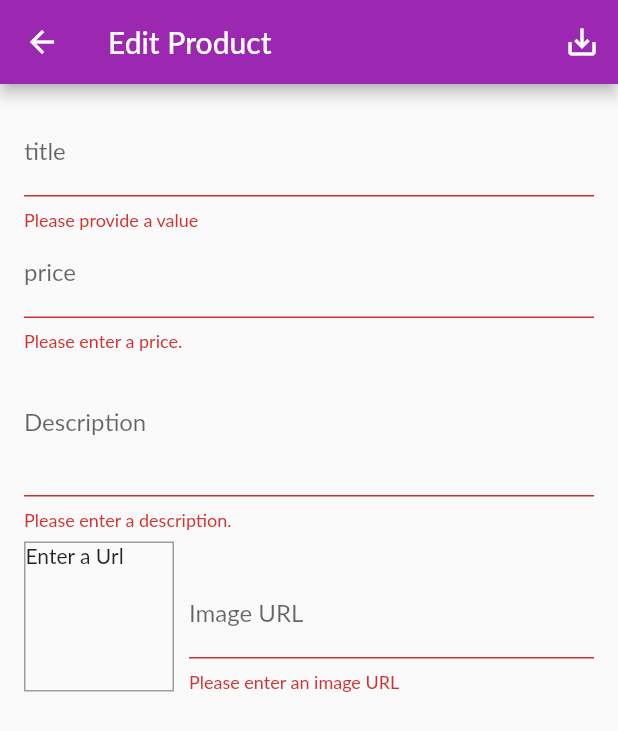
After one commit to momenamiin/my_shop_app, a Flutter app: the EditProductScreen screen opened by its route, after a tap on the "save alt" icon, on a phone screen of 412 x 824 dp. The commit adds this screen. Shown: the top 731 px of the screen. Run offline on Flutter 3.47's test engine with Material 2 defaults, Android fonts, the phone set to English and light mode, and no system bars; network calls fail; Roboto replaces fonts that are missing (Lato).

Commit message:
new update

```diff
--- a/lib/main.dart
+++ b/lib/main.dart
@@ -1,5 +1,6 @@
 import 'package:flutter/material.dart';
 import 'package:my_shop/provider/orders.dart';
+import 'package:my_shop/screens/edit_product_screen.dart';
 import 'package:my_shop/screens/orders_screen.dart';
 import 'screens/products_overview_screen.dart';
 import 'screens/product_details_screen.dart';
@@ -7,6 +8,7 @@ import 'package:provider/provider.dart';
 import 'provider/products_provider.dart';
 import 'provider/cart.dart';
 import 'screens/cart_screen.dart';
+import "screens/user_products_Screen.dart";
 
 void main() => runApp(MyApp());
 
@@ -36,6 +38,8 @@ class MyApp extends StatelessWidget {
           ProductDetalisScreeen.id: (context) => ProductDetalisScreeen(),
           CartScreen.routeName: (context) => CartScreen(),
           OrderScreen.routeName: (context) => OrderScreen(),
+          EditProductScreen.routename: (context) => EditProductScreen(),
+          UserProductsScreen.routeName: (context) => UserProductsScreen(),
         },
       ),
     );
--- a/lib/provider/products_provider.dart
+++ b/lib/provider/products_provider.dart
@@ -45,7 +45,31 @@ class ProductsProvider with ChangeNotifier {
     return _list.where((product) => product.isFavorite).toList();
   }
 
-  void addproduct() {
+  void addproduct(Product product) {
+    final newProduct = Product(
+      title: product.title,
+      price: product.price,
+      description: product.description,
+      imageUrl: product.imageUrl,
+      id: DateTime.now().toString(),
+    );
+    _list.add(newProduct);
+
+    notifyListeners();
+  }
+
+  void updateProduct(String id, Product newproduct) {
+    final prodidex = _list.indexWhere((prod) => prod.id == id);
+    if (prodidex >= 0) {
+      _list[prodidex] = newproduct;
+      notifyListeners();
+    } else {
+      print('....');
+    }
+  }
+
+  void deleteProduct(String id) {
+    _list.removeWhere((prod) => prod.id == id);
     notifyListeners();
   }
 
--- /dev/null
+++ b/lib/screens/edit_product_screen.dart
@@ -0,0 +1,258 @@
+import 'package:flutter/material.dart';
+import 'package:flutter/services.dart';
+import 'package:my_shop/provider/products.dart';
+import 'package:provider/provider.dart';
+import '../provider/products.dart';
+import '../provider/products_provider.dart';
+
+class EditProductScreen extends StatefulWidget {
+  static const routename = './editproductscreen';
+  @override
+  _EditProductScreenState createState() => _EditProductScreenState();
+}
+
+class _EditProductScreenState extends State<EditProductScreen> {
+  final _priceFocusNode = FocusNode();
+  final _descriptionFocusNode = FocusNode();
+  final _imageUrlControler = TextEditingController();
+  final _imageUrlFocuseNode = FocusNode();
+  final _form = GlobalKey<FormState>();
+  var _editedProduct = Product(
+    id: null,
+    title: '',
+    price: 0,
+    description: '',
+    imageUrl: '',
+  );
+
+  @override
+  void dispose() {
+    _imageUrlFocuseNode.removeListener(_updateImageUrl);
+    _priceFocusNode.dispose();
+    _descriptionFocusNode.dispose();
+    _imageUrlControler.dispose();
+    _imageUrlFocuseNode.dispose();
+    super.dispose();
+  }
+
+  void _updateImageUrl() {
+    if (!_imageUrlFocuseNode.hasFocus) {
+      setState(() {});
+    }
+  }
+
+  @override
+  void initState() {
+    _imageUrlFocuseNode.addListener(_updateImageUrl);
+    super.initState();
+  }
+
+  var _initValues = {
+    'title': '',
+    'description': '',
+    'price': '',
+    'imageUrl': '',
+  };
+  var _isinit = true;
+  @override
+  void didChangeDependencies() {
+    if (_isinit) {
+      final productId = ModalRoute.of(context).settings.arguments as String;
+      if (productId != null) {
+        _editedProduct = Provider.of<ProductsProvider>(context, listen: false)
+            .findById(productId);
+        _initValues = {
+          'title': _editedProduct.title,
+          'description': _editedProduct.description,
+          'price': _editedProduct.price.toString(),
+          //'imageUrl': _editedProduct.imageUrl,
+          'imageUrl': ''
+        };
+        _imageUrlControler.text = _editedProduct.imageUrl;
+      }
+    }
+    _isinit = false;
+    super.didChangeDependencies();
+  }
+
+  void _saveForm() {
+    final isValed = _form.currentState.validate();
+    if (!isValed) {
+      return;
+    }
+    _form.currentState.save();
+    if (_editedProduct.id != null) {
+      Provider.of<ProductsProvider>(context, listen: false)
+          .updateProduct(_editedProduct.id, _editedProduct);
+    } else {
+      Provider.of<ProductsProvider>(context, listen: false)
+          .addproduct(_editedProduct);
+    }
+    Navigator.of(context).pop();
+  }
+
+  @override
+  Widget build(BuildContext context) {
+    return Scaffold(
+      appBar: AppBar(
+        title: Text('Edit Product'),
+        actions: <Widget>[
+          IconButton(
+            icon: Icon(
+              Icons.save_alt,
+              color: Colors.white,
+            ),
+            onPressed: _saveForm,
+          )
+        ],
+      ),
+      body: Padding(
+        padding: const EdgeInsets.all(16.0),
+        child: Form(
+          key: _form,
+          child: ListView(
+            children: <Widget>[
+              TextFormField(
+                initialValue: _initValues['title'],
+                decoration: InputDecoration(labelText: 'title'),
+                textInputAction: TextInputAction.next,
+                onFieldSubmitted: (_) =>
+                    FocusScope.of(context).requestFocus(_priceFocusNode),
+                validator: (value) {
+                  if (value.isEmpty) {
+                    return 'Please provide a value';
+                  } else {
+                    return null;
+                  }
+                },
+                onSaved: (value) => _editedProduct = Product(
+                  title: value,
+                  price: _editedProduct.price,
+                  description: _editedProduct.description,
+                  imageUrl: _editedProduct.imageUrl,
+                  id: _editedProduct.id,
+                  isFavorite: _editedProduct.isFavorite,
+                ),
+              ),
+              TextFormField(
+                initialValue: _initValues['price'],
+                decoration: InputDecoration(labelText: 'price'),
+                keyboardType: TextInputType.number,
+                textInputAction: TextInputAction.next,
+                focusNode: _priceFocusNode,
+                onFieldSubmitted: (_) =>
+                    FocusScope.of(context).requestFocus(_descriptionFocusNode),
+                onSaved: (value) => _editedProduct = Product(
+                  title: _editedProduct.title,
+                  price: double.parse(value),
+                  description: _editedProduct.description,
+                  imageUrl: _editedProduct.imageUrl,
+                  id: _editedProduct.id,
+                  isFavorite: _editedProduct.isFavorite,
+                ),
+                validator: (value) {
+                  if (value.isEmpty) {
+                    return 'Please enter a price.';
+                  }
+                  if (double.tryParse(value) == null) {
+                    return 'Please enter a valid number.';
+                  }
+                  if (double.parse(value) <= 0) {
+                    return 'Please Enter a number greater than zero';
+                  } else {
+                    return null;
+                  }
+                },
+              ),
+              TextFormField(
+                initialValue: _initValues['description'],
+                decoration: InputDecoration(labelText: 'Description'),
+                maxLines: 3,
+                keyboardType: TextInputType.multiline,
+                focusNode: _descriptionFocusNode,
+                onSaved: (value) => _editedProduct = Product(
+                  title: _editedProduct.title,
+                  price: _editedProduct.price,
+                  description: value,
+                  imageUrl: _editedProduct.imageUrl,
+                  id: _editedProduct.id,
+                  isFavorite: _editedProduct.isFavorite,
+                ),
+                validator: (value) {
+                  if (value.isEmpty) {
+                    return 'Please enter a description.';
+                  }
+                  if (value.length < 10) {
+                    return 'Please describe it better.';
+                  } else {
+                    return null;
+                  }
+                },
+              ),
+              Row(
+                crossAxisAlignment: CrossAxisAlignment.end,
+                children: <Widget>[
+                  Container(
+                    width: 100,
+                    height: 100,
+                    margin: EdgeInsets.only(
+                      top: 8,
+                      right: 10,
+                    ),
+                    decoration: BoxDecoration(
+                      border: Border.all(
+                        width: 1,
+                        color: Colors.grey,
+                      ),
+                    ),
+                    child: _imageUrlControler.text.isEmpty
+                        ? Text('Enter a Url')
+                        : Image.network(
+                            _imageUrlControler.text,
+                            fit: BoxFit.cover,
+                          ),
+                  ),
+                  Expanded(
+                    child: TextFormField(
+                      //initialValue: _initValues['imageUrl'],
+                      decoration: InputDecoration(labelText: 'Image URL'),
+                      keyboardType: TextInputType.url,
+                      textInputAction: TextInputAction.done,
+                      controller: _imageUrlControler,
+                      focusNode: _imageUrlFocuseNode,
+                      onFieldSubmitted: (_) => _saveForm(),
+                      onSaved: (value) => _editedProduct = Product(
+                        title: _editedProduct.title,
+                        price: _editedProduct.price,
+                        description: _editedProduct.description,
+                        imageUrl: value,
+                        id: _editedProduct.id,
+                        isFavorite: _editedProduct.isFavorite,
+                      ),
+                      validator: (value) {
+                        if (value.isEmpty) {
+                          return 'Please enter an image URL';
+                        }
+                        if (!value.startsWith('http') &&
+                            !value.startsWith('https')) {
+                          return 'Please enter a valid URL';
+                        }
+                        if (!value.endsWith('.png') &&
+                            !value.endsWith('.jpg') &&
+                            !value.endsWith('.jpeg')) {
+                          return 'Plese enter a vaild image url';
+                        } else {
+                          return null;
+                        }
+                      },
+                    ),
+                  ),
+                ],
+              )
+            ],
+          ),
+        ),
+      ),
+    );
+  }
+}
--- a/lib/widgets/app_drawer.dart
+++ b/lib/widgets/app_drawer.dart
@@ -1,5 +1,6 @@
 import 'package:flutter/material.dart';
 import 'package:my_shop/screens/orders_screen.dart';
+import 'package:my_shop/screens/user_products_Screen.dart';
 
 class AppDrawer extends StatelessWidget {
   @override
@@ -26,6 +27,15 @@ class AppDrawer extends StatelessWidget {
             onTap: () {
               Navigator.of(context).pushReplacementNamed(OrderScreen.routeName);
             },
+          ),
+          Divider(),
+          ListTile(
+            leading: Icon(Icons.edit),
+            title: Text('Manage Products'),
+            onTap: () {
+              Navigator.of(context)
+                  .pushReplacementNamed(UserProductsScreen.routeName);
+            },
           )
         ],
       ),
```
Also changed, not shown: lib/provider/cart.dart (+16 -0 lines), lib/screens/user_products_Screen.dart (added, +44 -0 lines), lib/widgets/cart_item.dart (+22 -0 lines), lib/widgets/product_item.dart (+11 -1 lines), lib/widgets/user_product_item.dart (added, +44 -0 lines).
